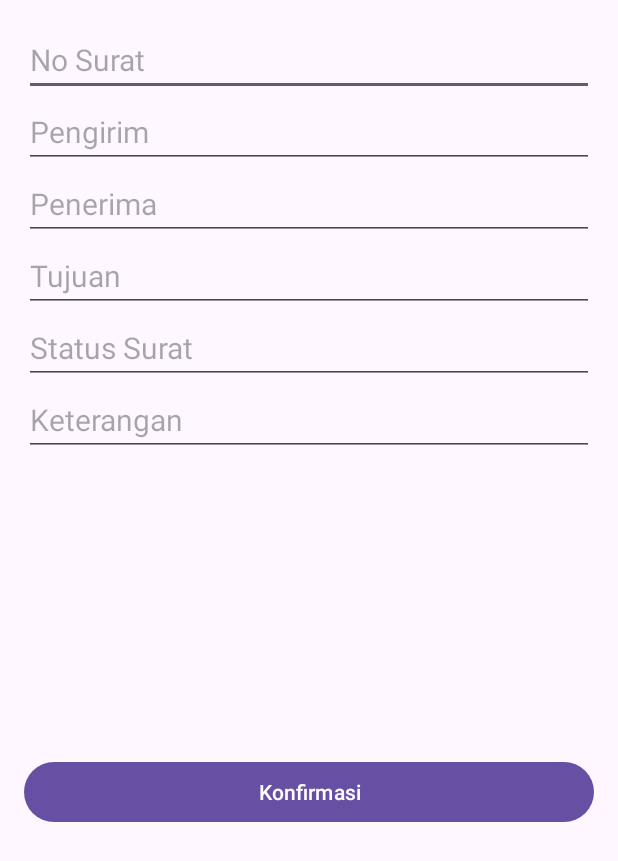
After one commit to Zulhilipi/Ekspedisiiii, an Android app: the Konfirmasi screen opened directly, with no data from a screen before it, on a phone screen of 412 x 824 dp. The commit adds this screen. Shown: the top 861 px of the screen. Run offline under Robolectric (Android 15) with nearby library versions, the phone set to English and light mode, and no system bars.

Commit message:
first update

```diff
--- a/app/src/main/AndroidManifest.xml
+++ b/app/src/main/AndroidManifest.xml
@@ -15,6 +15,9 @@
         android:theme="@style/Theme.Ekspedisii"
         tools:targetApi="31">
         <activity
+            android:name=".Activity.Konfirmasi"
+            android:exported="false" />
+        <activity
             android:name=".Activity.MainActivity"
             android:exported="true">
             <intent-filter>
--- a/app/src/main/java/com/example/ekspedisii/API/APIRequestData.java
+++ b/app/src/main/java/com/example/ekspedisii/API/APIRequestData.java
@@ -3,9 +3,22 @@ package com.example.ekspedisii.API;
 import com.example.ekspedisii.Model.ResponseModel;
 
 import retrofit2.Call;
+import retrofit2.http.Field;
+import retrofit2.http.FormUrlEncoded;
 import retrofit2.http.GET;
+import retrofit2.http.POST;
 
-public interface APIRequestData {
+public interface  APIRequestData {
     @GET("retrieve.php")
     Call<ResponseModel> ardRetrieveData();
+
+    @FormUrlEncoded
+    @POST("create.php")
+    Call<ResponseModel> ardCreateData(
+            @Field("no_surat") String no_surat,
+            @Field("pengirim") String pengirim,
+            @Field("penerima") String penerima,
+            @Field("tujuan") String tujuan,
+            @Field("status_surat") String status_surat,
+            @Field("keterangan") String keterangan);
 }
--- a/app/src/main/java/com/example/ekspedisii/API/RetroServer.java
+++ b/app/src/main/java/com/example/ekspedisii/API/RetroServer.java
@@ -4,7 +4,7 @@ import retrofit2.Retrofit;
 import retrofit2.converter.gson.GsonConverterFactory;
 
 public class RetroServer {
-    private static final String baseURL = "http://192.168.42.233/surat/";
+    private static final String baseURL = "https://a807-36-85-218-115.ngrok-free.app/surat/";
     private static Retrofit retro;
 
     public static Retrofit konekRetrofit(){
--- /dev/null
+++ b/app/src/main/java/com/example/ekspedisii/Activity/Konfirmasi.java
@@ -0,0 +1,95 @@
+package com.example.ekspedisii.Activity;
+
+import androidx.appcompat.app.AppCompatActivity;
+
+import android.os.Bundle;
+import android.view.View;
+import android.widget.Button;
+import android.widget.EditText;
+import android.widget.Toast;
+
+import com.example.ekspedisii.API.APIRequestData;
+import com.example.ekspedisii.API.RetroServer;
+import com.example.ekspedisii.Model.ResponseModel;
+import com.example.ekspedisii.R;
+
+import retrofit2.Call;
+import retrofit2.Callback;
+import retrofit2.Response;
+
+public class Konfirmasi extends AppCompatActivity {
+    private EditText etNo_Surat, etPengirim, etPenerima, etTujuan, etStatus_Surat, etKeterangan;
+    private Button btnSimpan;
+    private String no_surat, pengirim, penerima, tujuan, status_surat, keterangan;
+
+    @Override
+    protected void onCreate(Bundle savedInstanceState) {
+        super.onCreate(savedInstanceState);
+        setContentView(R.layout.activity_konfirmasi);
+
+        etNo_Surat = findViewById(R.id.et_nosurat);
+        etPengirim = findViewById(R.id.et_pengirim);
+        etPenerima = findViewById(R.id.et_penerima);
+        etTujuan = findViewById(R.id.et_tujuan);
+        etStatus_Surat = findViewById(R.id.et_statussurat);
+        etKeterangan = findViewById(R.id.et_keterangan);
+        btnSimpan = findViewById(R.id.btn_simpan);
+
+        btnSimpan.setOnClickListener(new View.OnClickListener() {
+            @Override
+            public void onClick(View view) {
+                no_surat = etNo_Surat.getText().toString();
+                pengirim = etPengirim.getText().toString();
+                penerima = etPenerima.getText().toString();
+                tujuan = etTujuan.getText().toString();
+                status_surat = etStatus_Surat.getText().toString();
+                keterangan = etKeterangan.getText().toString();
+
+                if(no_surat.trim().equals("")){
+                    etNo_Surat.setError("Mohon Di Isi");
+                }
+                else if(pengirim.trim().equals("")){
+                    etPengirim.setError("Mohon Di Isi");
+                }
+                else if(penerima.trim().equals("")){
+                    etPenerima.setError("Mohon Di Isi");
+                }
+                else if(tujuan.trim().equals("")){
+                    etTujuan.setError("Mohon Di Isi");
+                }
+                else if(status_surat.trim().equals("")){
+                    etStatus_Surat.setError("Mohon Di Isi");
+                }
+                else if(keterangan.trim().equals("")){
+                    etKeterangan.setError("Mohon Di Isi");
+                }
+                else{
+                    createdata();
+                }
+            }
+        });
+
+    }
+
+    private void createdata(){
+        APIRequestData ardData = RetroServer.konekRetrofit().create(APIRequestData.class);
+        Call<ResponseModel> simpanData = ardData.ardCreateData(no_surat, pengirim, penerima, tujuan, status_surat, keterangan);
+
+        simpanData.enqueue(new Callback<ResponseModel>() {
+            @Override
+            public void onResponse(Call<ResponseModel> call, Response<ResponseModel> response) {
+                int kode = response.body().getKode();
+                String pesan = response.body().getPesan();
+
+                Toast.makeText(Konfirmasi.this, "kode : "+kode+" | Pesan : "+pesan, Toast.LENGTH_SHORT).show();
+                finish();
+            }
+
+            @Override
+            public void onFailure(Call<ResponseModel> call, Throwable t) {
+                Toast.makeText(Konfirmasi.this, "Gagal Menghubungi Server | "+t.getMessage(), Toast.LENGTH_SHORT).show();
+
+            }
+        });
+    }
+}
--- a/app/src/main/java/com/example/ekspedisii/Activity/MainActivity.java
+++ b/app/src/main/java/com/example/ekspedisii/Activity/MainActivity.java
@@ -36,6 +36,7 @@ public class MainActivity extends AppCompatActivity {
     private List<DataModel> listData = new ArrayList<>();
     private SwipeRefreshLayout slrData;
     private ProgressBar pbData;
+
 
     @SuppressLint("MissingInflatedId")
     @Override
--- /dev/null
+++ b/app/src/main/res/layout/activity_konfirmasi.xml
@@ -0,0 +1,69 @@
+<?xml version="1.0" encoding="utf-8"?>
+<LinearLayout xmlns:android="http://schemas.android.com/apk/res/android"
+    xmlns:app="http://schemas.android.com/apk/res-auto"
+    xmlns:tools="http://schemas.android.com/tools"
+    android:layout_width="match_parent"
+    android:layout_height="match_parent"
+    android:orientation="vertical"
+    android:padding="16dp"
+    tools:context=".Activity.Konfirmasi">
+
+    <EditText
+        android:id="@+id/et_nosurat"
+        android:layout_width="match_parent"
+        android:layout_height="wrap_content"
+        android:hint="No Surat"
+        android:textSize="20sp"
+        android:inputType="number"
+        />
+
+    <EditText
+        android:id="@+id/et_pengirim"
+        android:layout_width="match_parent"
+        android:layout_height="wrap_content"
+        android:hint="Pengirim"
+        android:textSize="20sp"
+        />
+
+    <EditText
+        android:id="@+id/et_penerima"
+        android:layout_width="match_parent"
+        android:layout_height="wrap_content"
+        android:hint="Penerima"
+        android:textSize="20sp"
+        />
+
+    <EditText
+        android:id="@+id/et_tujuan"
+        android:layout_width="match_parent"
+        android:layout_height="wrap_content"
+        android:hint="Tujuan"
+        android:textSize="20sp"
+        />
+
+    <EditText
+        android:id="@+id/et_statussurat"
+        android:layout_width="match_parent"
+        android:layout_height="wrap_content"
+        android:hint="Status Surat"
+        android:textSize="20sp"
+        />
+
+    <EditText
+        android:id="@+id/et_keterangan"
+        android:layout_width="match_parent"
+        android:layout_height="wrap_content"
+        android:hint="Keterangan"
+        android:textSize="20sp"
+        />
+
+    <Button
+        android:id="@+id/btn_simpan"
+        android:layout_width="match_parent"
+        android:layout_height="wrap_content"
+        android:text="Konfirmasi"
+        android:layout_marginTop="200dp"
+        />
+
+
+</LinearLayout>
--- a/app/src/main/res/layout/card_item.xml
+++ b/app/src/main/res/layout/card_item.xml
@@ -2,7 +2,8 @@
 <androidx.cardview.widget.CardView xmlns:android="http://schemas.android.com/apk/res/android"
     android:layout_width="match_parent"
     android:layout_height="wrap_content"
-    android:layout_margin="6dp">
+    android:layout_margin="6dp"
+    android:id="@+id/parentLayoud">
 
 
     <LinearLayout
```
Also changed, not shown: app/src/main/java/com/example/ekspedisii/Adapter/AdapterData.java (+39 -0 lines), app/src/main/res/layout/activity_main.xml (+5 -2 lines), gradle/wrapper/gradle-wrapper.properties.
